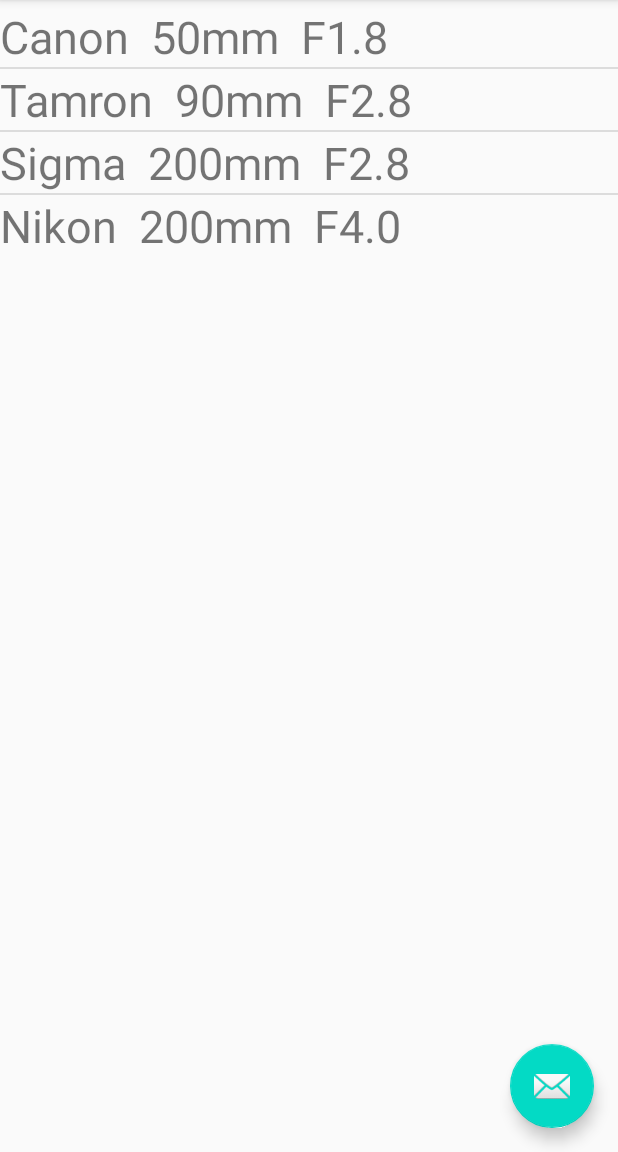
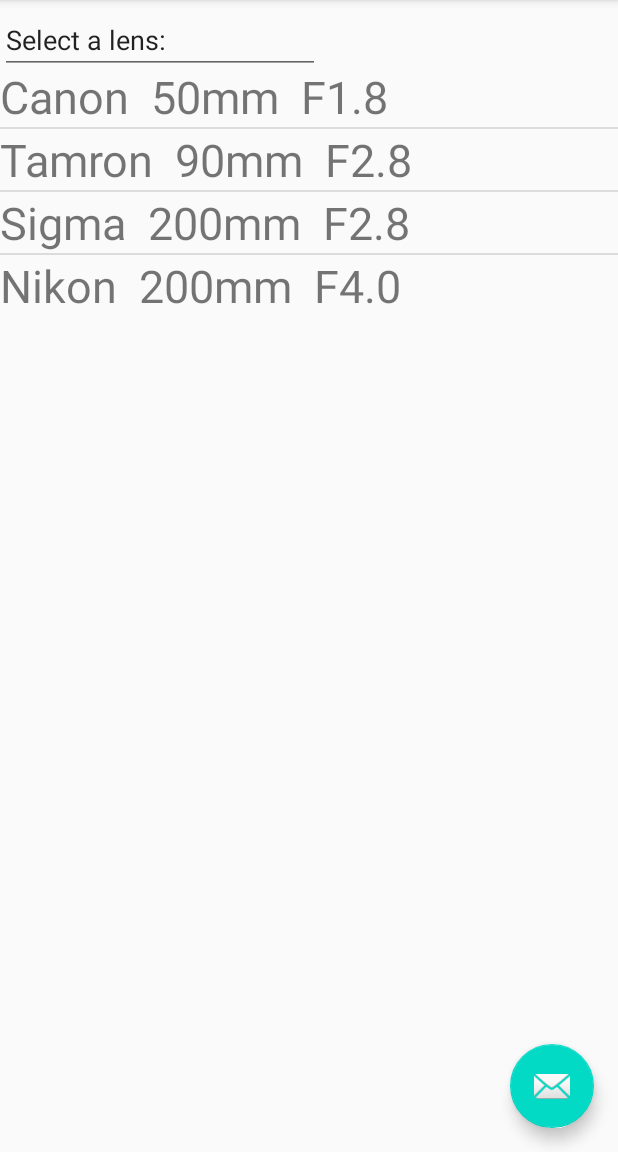
Before and after one commit to SahilModak/Camera-Lens-Manager, an Android app: the screen it shows after launch (MainActivity), on a phone screen of 412 x 824 dp, the part 84-1236 px from its top. Run offline under Robolectric (Android 15) with nearby library versions, the phone set to English and light mode, and no system bars.

Commit message:
Edited to remove hardcoded strings

```diff
--- a/app/src/main/res/layout/activity_main.xml
+++ b/app/src/main/res/layout/activity_main.xml
@@ -34,6 +34,15 @@
         android:id="@+id/lensDisplay"
         android:layout_width="match_parent"
         android:layout_height="wrap_content"
+        android:translationY="100dp" />
+
+    <EditText
+        android:id="@+id/textSelectLens"
+        android:layout_width="wrap_content"
+        android:layout_height="wrap_content"
+        android:ems="10"
+        android:inputType="textPersonName"
+        android:text="@string/select_a_lens"
         android:translationY="60dp" />
 
 </androidx.coordinatorlayout.widget.CoordinatorLayout>
--- a/app/src/main/res/values/strings.xml
+++ b/app/src/main/res/values/strings.xml
@@ -9,4 +9,5 @@
 
     <string name="hello_first_fragment">Hello first fragment</string>
     <string name="hello_second_fragment">Hello second fragment. Arg: %1$s</string>
+    <string name="select_a_lens">Select a lens:</string>
 </resources>
```
